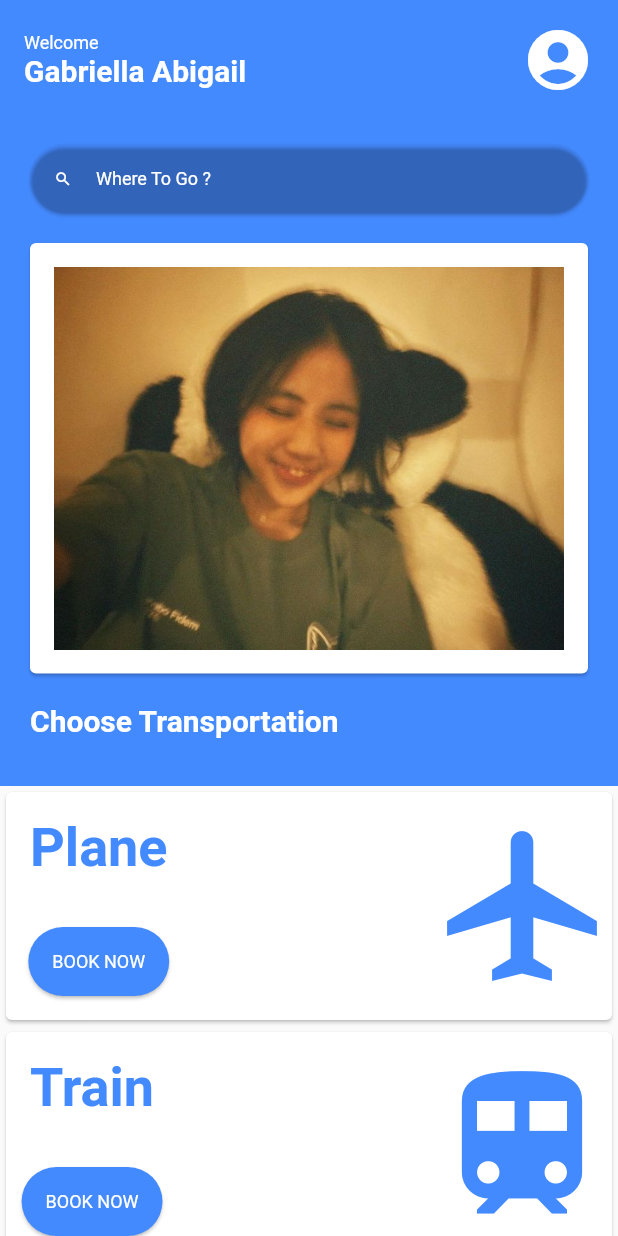
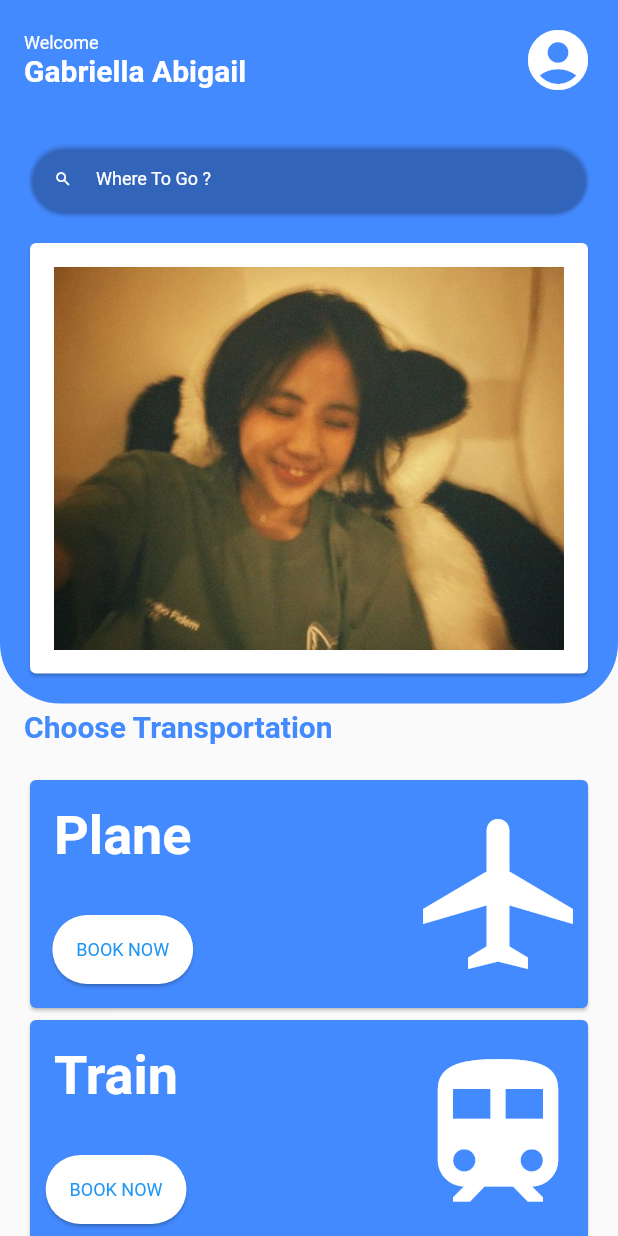
Before and after one commit to BYTGF/tugas1pml, a Flutter app: the screen it shows after launch, on a phone screen of 412 x 824 dp. Run offline on Flutter 3.47's test engine with Material 2 defaults, Android fonts, the phone set to English and light mode, and no system bars; our stand-ins replace dotted_line.

Commit message:
edit home

```diff
--- a/lib/history.dart
+++ b/lib/history.dart
@@ -89,14 +89,14 @@ class History extends StatelessWidget {
                                   Column(
                                     children: [
                                       Text('DPS', style: TextStyle(fontSize: 16.0, fontWeight: FontWeight.bold, color: Colors.white)),
-                                      Text('Demek Per Seken', style: TextStyle(fontSize: 12.0, color: Colors.white)),
+                                      Text('DemekPerSeken', style: TextStyle(fontSize: 12.0, color: Colors.white)),
                                     ],
                                   ),
                                   Icon(Icons.keyboard_double_arrow_right_sharp, color: Colors.white, size: 48.0),
                                   Column(
                                     children: [
                                       Text('JKT', style: TextStyle(fontSize: 16.0, fontWeight: FontWeight.bold, color: Colors.white)),
-                                      Text('fortyeit', style: TextStyle(fontSize: 12.0, color: Colors.white)),
+                                      Text('FortyEit', style: TextStyle(fontSize: 12.0, color: Colors.white)),
                                     ],
                                   ),
                                 ],
--- a/lib/home.dart
+++ b/lib/home.dart
@@ -36,7 +36,14 @@ class HomePage extends StatelessWidget {
       body: ListView(
         children: [
           Container(
+            decoration: BoxDecoration(
               color: Colors.blueAccent,
+              borderRadius: BorderRadius.only(
+                bottomLeft: Radius.circular(40.0), // Adjust the radius as needed
+                bottomRight: Radius.circular(40.0), // Adjust the radius as needed
+              ),
+               // You can add a border if necessary
+            ),
             padding: EdgeInsets.all(16.0),
             child: Column(
               children: [
@@ -87,24 +94,28 @@ class HomePage extends StatelessWidget {
                     ),
                   ),
                 ),
+
+              ],
+            ),
+          ),
           Container(
             alignment: Alignment.centerLeft,
+
             child: Padding(
-                    padding: EdgeInsets.fromLTRB(4.0, 16.0, 0, 16.0),
+              padding: EdgeInsets.symmetric(horizontal: 16.0, vertical: 4.0),
               child: Text(
                 'Choose Transportation',
                 style: TextStyle(
                   fontSize: 20.0,
                   fontWeight: FontWeight.bold,
-                        color: Colors.white,
+                  color: Colors.blueAccent,
                 ),
               ),
             ),
           ),
-              ],
-            ),
-          ),
-          ListView.builder(
+          Container(
+            padding: EdgeInsets.all(16.0),
+            child: ListView.builder(
             shrinkWrap: true, // Allow the inner ListView to scroll without conflict
             itemCount: transportationList.length,
             itemBuilder: (context, index) {
@@ -120,6 +131,7 @@ class HomePage extends StatelessWidget {
                 child: SizedBox(
                   width: double.infinity,
                   child: Card(
+                    color: Colors.blueAccent,
                     child: Row(
                       mainAxisAlignment: MainAxisAlignment.spaceBetween,
                       children: [
@@ -127,24 +139,24 @@ class HomePage extends StatelessWidget {
                           children: [
                             Padding(
                               padding: EdgeInsets.all(16.0),
-                              child: Text(transportationList[index]["title"], style: TextStyle(fontWeight: FontWeight.bold, fontSize: 36.0, color: Colors.blueAccent)),
+                              child: Text(transportationList[index]["title"], style: TextStyle(fontWeight: FontWeight.bold, fontSize: 36.0, color: Colors.white)),
                             ),
                             Container(
                               margin: EdgeInsets.symmetric(vertical: 12.0),
                               child: Card(
-                                color: Colors.blueAccent,
+                                color: Colors.white,
                                 shape: RoundedRectangleBorder(
                                   borderRadius: BorderRadius.circular(40.0),
                                 ),
                                 child: Padding(
                                   padding: EdgeInsets.all(16.0),
-                                  child: Text('BOOK NOW', style: TextStyle(color: Colors.white, fontSize: 12.0)),
+                                  child: Text('BOOK NOW', style: TextStyle(color: Colors.blue, fontSize: 12.0)),
                                 ),
                               ),
                             ),
                           ],
                         ),
-                        Icon(transportationList[index]["icon"], color: Colors.blueAccent , size: 120.0),
+                        Icon(transportationList[index]["icon"], color: Colors.white, size: 120.0),
                       ],
                     ),
                   ),
@@ -152,6 +164,8 @@ class HomePage extends StatelessWidget {
               );
             },
           ),
+          ),
+
         ],
       ),
     );
```
Lines whose indentation alone changed are shown as unchanged.
